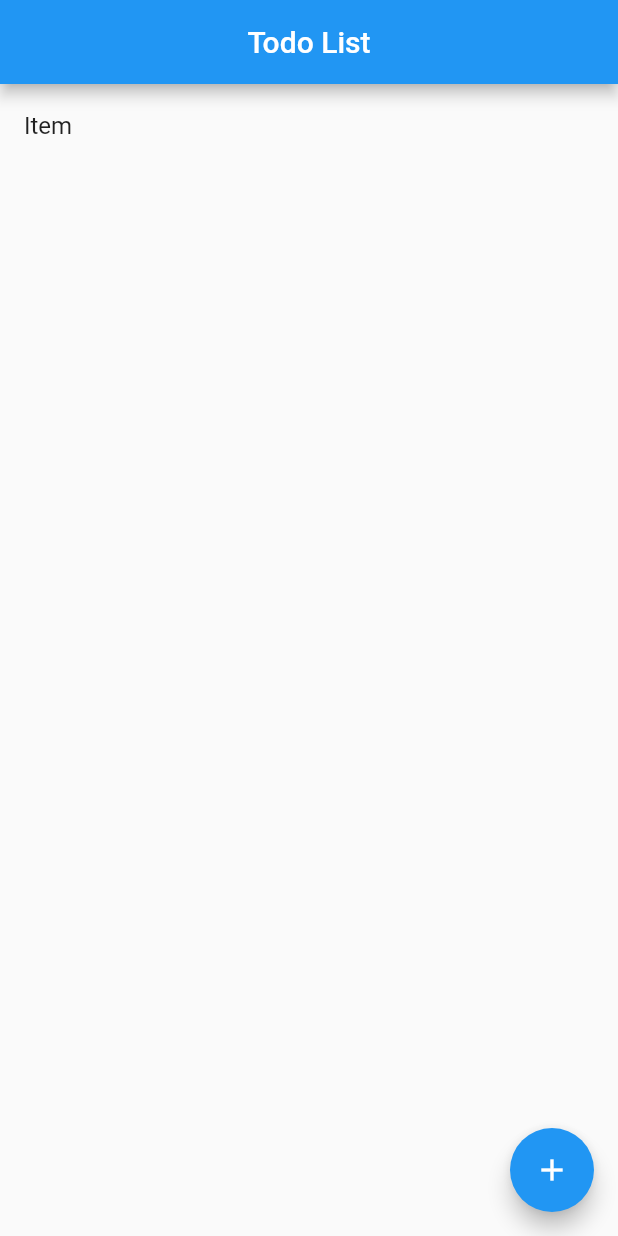
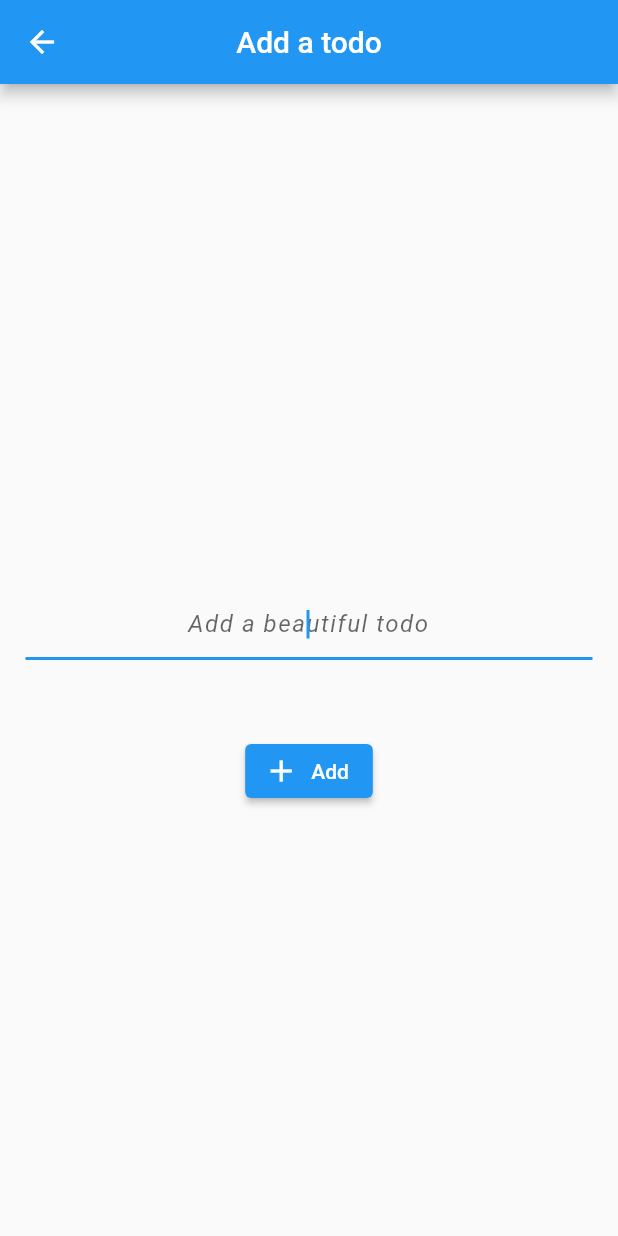
Before and after one commit to bkings/todododo, a Flutter app: the screen it shows after launch, after a tap on the "add" icon, on a phone screen of 412 x 824 dp. Run offline on Flutter 3.47's test engine with Material 2 defaults, Android fonts, the phone set to English and light mode, and no system bars.

Commit message:
todo item add

```diff
--- a/lib/main.dart
+++ b/lib/main.dart
@@ -1,11 +1,10 @@
 import 'package:flutter/material.dart';
+import 'package:todo_dodo/pages/add_todo.dart';
 import 'package:todo_dodo/pages/todo.dart';
 
 void main() {
   runApp(MaterialApp(
     initialRoute: '/',
-    routes: {
-      '/': (context) => Todo(),
-    },
+    routes: {'/': (context) => Todo(), '/new-todo': (context) => NewTodo()},
   ));
 }
--- /dev/null
+++ b/lib/pages/add_todo.dart
@@ -0,0 +1,44 @@
+import 'package:flutter/material.dart';
+
+class NewTodo extends StatelessWidget {
+
+  final controller = TextEditingController();
+
+  @override
+  Widget build(BuildContext context) {
+    void addAndRedirect(String text) {
+      Navigator.pop(context, {'inputValue': text});
+    }
+    return Scaffold(
+      appBar: AppBar(
+        title: Text('Add a todo'),
+        centerTitle: true,
+      ),
+      body: Padding(
+        padding: EdgeInsets.all(15.0),
+        child: Column(
+          mainAxisAlignment: MainAxisAlignment.center,
+          children: [
+            Container(
+              margin: EdgeInsets.symmetric(vertical: 50.0, horizontal: 2.0),
+              child: TextField(
+                controller: controller,
+                autofocus: true,
+                textAlign: TextAlign.center,
+                decoration: InputDecoration(
+                    border: UnderlineInputBorder(),
+                    hintText: 'Add a beautiful todo',
+                    hintStyle: TextStyle(
+                        fontStyle: FontStyle.italic, letterSpacing: 1.0)),
+              ),
+            ),
+            ElevatedButton.icon(
+                onPressed: () => addAndRedirect(controller.text),
+                icon: Icon(Icons.add),
+                label: Text('Add'))
+          ],
+        ),
+      ),
+    );;
+  }
+}
--- a/lib/pages/todo.dart
+++ b/lib/pages/todo.dart
@@ -7,15 +7,26 @@ class Todo extends StatefulWidget {
 
 class _TodoState extends State<Todo> {
   List<String> todoList = [];
+  Map data = {};
 
-  void addTodo() {
-    setState(() {
-      todoList.add('Item');
-    });
+  void addTodo(String task) {
+    if (task.length > 0) {
+      setState(() {
+        todoList.add(task);
+      });
+    }
   }
 
   @override
   Widget build(BuildContext context) {
+    /*try {
+      print('checin');
+      data = ModalRoute.of(context)!.settings.arguments as Map;
+      print('data $data');
+      addTodo(data['inputValue']);
+    } catch (e) {
+      print(e);
+    }*/
     return Scaffold(
       appBar: AppBar(
         title: Text('Todo List'),
@@ -29,7 +40,13 @@ class _TodoState extends State<Todo> {
             );
           }),
       floatingActionButton: FloatingActionButton(
-        onPressed: addTodo,
+        onPressed: () async {
+          dynamic input = await Navigator.pushNamed(context, '/new-todo');
+          setState(() {
+            data = {'inputValue': input['inputValue']};
+          });
+          addTodo(data['inputValue']);
+        },
         child: Icon(Icons.add),
       ),
     );
```
